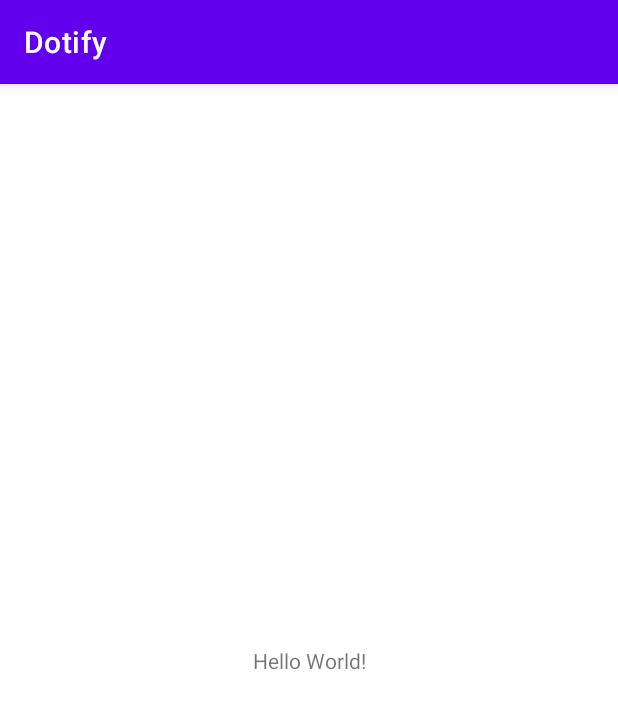
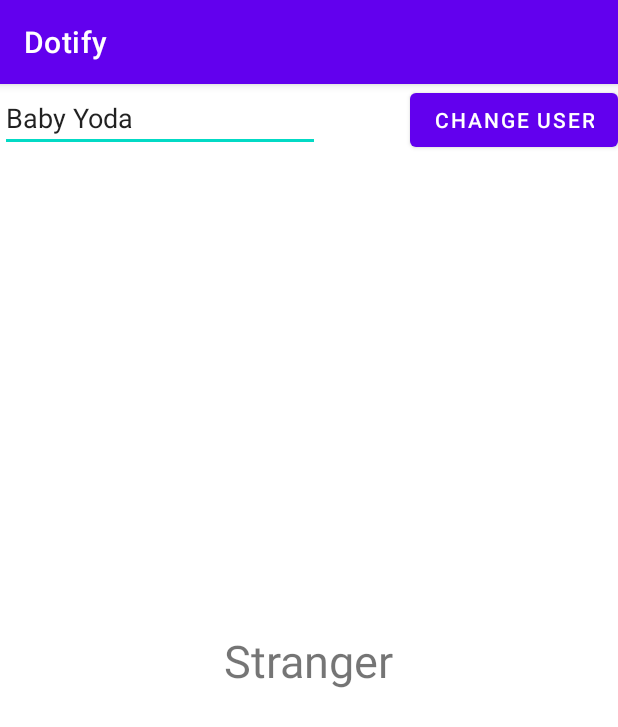
Before and after one commit to stluongXD/Dotify, an Android app: the screen it shows after launch (MainActivity), on a phone screen of 412 x 824 dp. Shown: the top 727 px of the screen. Run offline under Robolectric (Android 15) with nearby library versions, the phone set to English and light mode, and no system bars.

Commit message:
Started Header

```diff
--- a/app/src/main/res/layout/activity_main.xml
+++ b/app/src/main/res/layout/activity_main.xml
@@ -6,13 +6,33 @@
     android:layout_height="match_parent"
     tools:context=".MainActivity">
 
+    <Button
+        android:id="@+id/btChangeUser"
+        android:layout_width="wrap_content"
+        android:layout_height="wrap_content"
+        app:layout_constraintTop_toTopOf="parent"
+        app:layout_constraintEnd_toEndOf="parent"
+        android:text="CHANGE USER"
+        />
+
+    <EditText
+        android:layout_width="wrap_content"
+        android:layout_height="wrap_content"
+        app:layout_constraintTop_toTopOf="parent"
+        app:layout_constraintStart_toStartOf="parent"
+        android:ems="10"
+        android:text="Baby Yoda"
+        />
+
     <TextView
         android:layout_width="wrap_content"
         android:layout_height="wrap_content"
-        android:text="Hello World!"
+        android:text="Stranger"
         app:layout_constraintBottom_toBottomOf="parent"
-        app:layout_constraintLeft_toLeftOf="parent"
-        app:layout_constraintRight_toRightOf="parent"
-        app:layout_constraintTop_toTopOf="parent" />
+        app:layout_constraintTop_toTopOf="parent"
+        app:layout_constraintStart_toStartOf="parent"
+        app:layout_constraintEnd_toEndOf="parent"
+        android:textSize="30sp"
+        />
 
 </androidx.constraintlayout.widget.ConstraintLayout>
```
